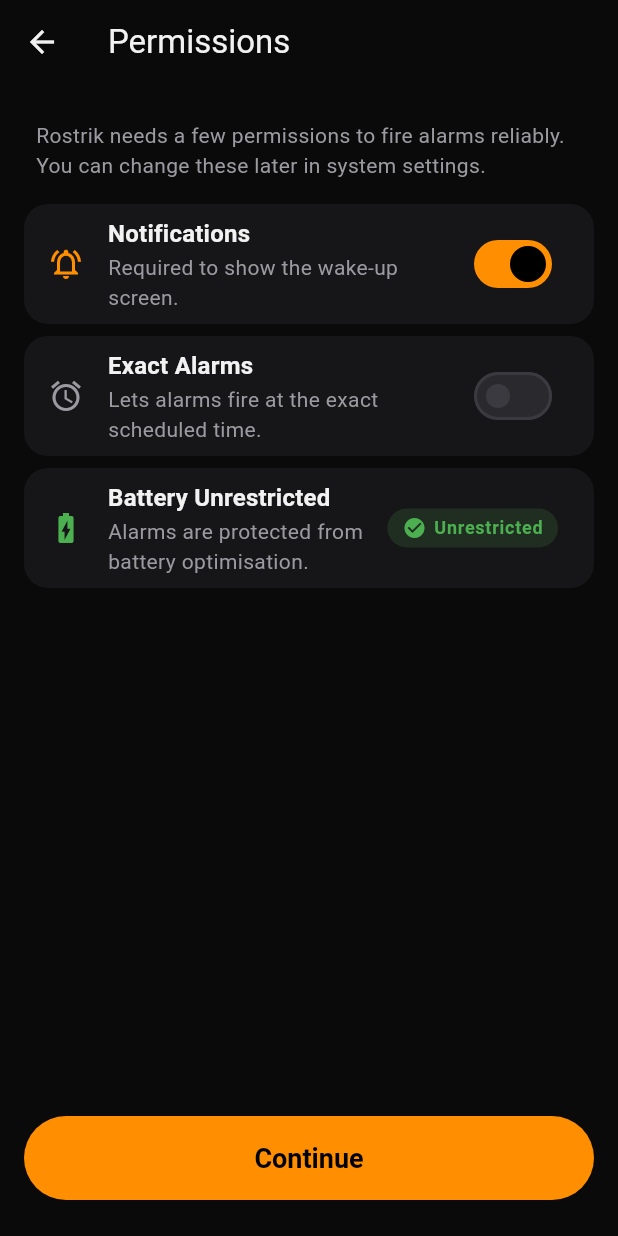
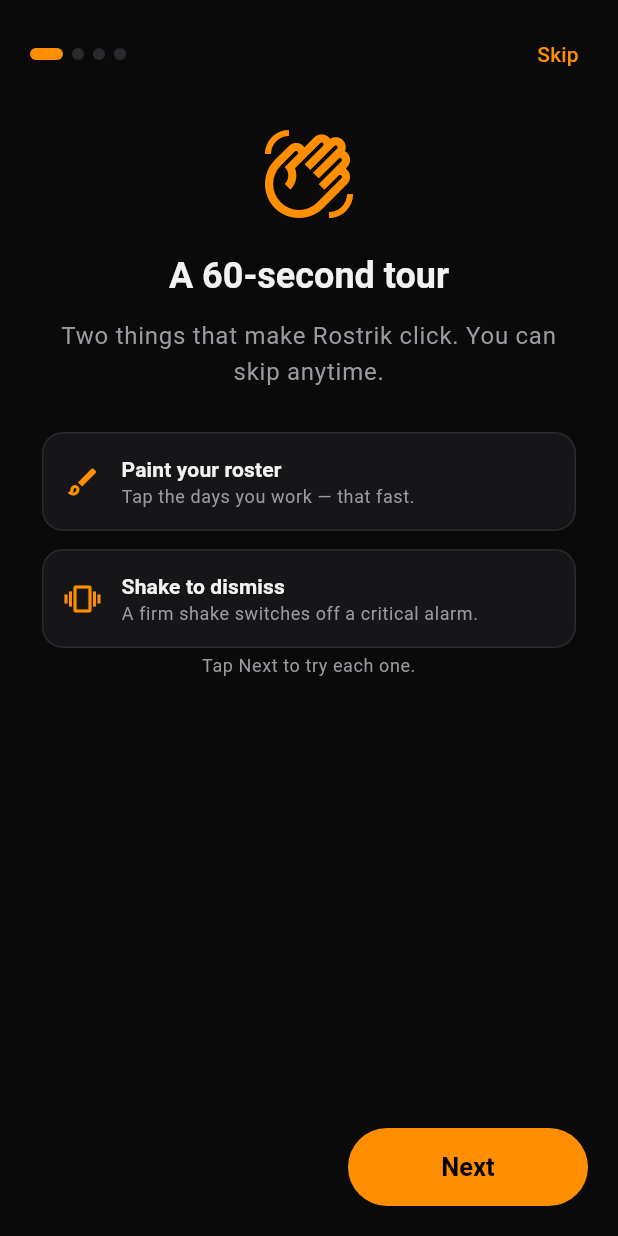
Before and after one commit to bingledew93-dotcom/rostrik_mvp, a Flutter app: the OnboardingFlow widget shown alone on an empty page, opened directly, after a tap on "Get Started", on a phone screen of 412 x 824 dp. Run offline on Flutter 3.47's test engine with Material 3 defaults, Android fonts, the phone set to English and light mode, and no system bars; our stand-ins replace file_picker, hive_ce, hive_ce_flutter, image_cropper, image_picker, permission_handler and 4 more; missing offline and left inert: google_mlkit_text_recognition; accounts and stored records are empty.

Commit message:
Phase 4: interactive first-launch walkthrough (paint + shake-to-dismiss)
A brief, skippable tour that teaches the two gestures new users miss: painting
a roster and the sustained shake that dismisses a Critical-Shift alarm.

- lib/ui/onboarding/walkthrough_flow.dart — reusable WalkthroughFlow: intro →
  interactive painter PRACTICE grid (a throwaway week the user taps to paint a
  Day block, with live feedback; creates no roster/Hive data) → shake TEST-RUN
  that reuses the real ShakeToDismiss widget so the user practises the exact
  sustained-shake gesture, lit up with a "You've got it" success state instead
  of dismissing anything → done. One onFinish covers every exit (the ✕/Skip and
  the final Done), and the shake stream/clock are injectable for tests
  (mirroring ShakeToDismiss), so it drops cleanly into both hosts below.

- Onboarding: inserted as a skippable step right after Welcome (Welcome →
  Walkthrough → Permissions → Roster type → Pattern picker). Skip and Done both
  advance via _next; no roster/alarm side effects.

- Settings → HELP → "How it works" replays the SAME WalkthroughFlow as a pushed
  route (onFinish pops), so users can revisit it anytime.

Pure Flutter — no native changes. The shake lesson runs entirely in-process via
sensors_plus + the existing pure SustainedShakeDetector; no real alarm is fired.

Tests: walkthrough page nav, the practice grid painting + feedback, an
end-to-end sustained-shake completion driven through the real detector, and
Skip/Done both firing onFinish. Suite green (850), analyzer clean.

Co-Authored-By: Claude Opus 4.8 <noreply@anthropic.com>

```diff
--- a/lib/ui/onboarding/onboarding_flow.dart
+++ b/lib/ui/onboarding/onboarding_flow.dart
@@ -8,6 +8,7 @@ import 'onboarding_state.dart';
 import 'pattern_picker_onboarding_screen.dart';
 import 'permissions_screen.dart';
 import 'roster_type_screen.dart';
+import 'walkthrough_flow.dart';
 import 'welcome_screen.dart';
 
 /// Hive box key the first-launch gate reads to decide whether to show
@@ -39,9 +40,9 @@ class _OnboardingFlowState extends State<OnboardingFlow> {
   int _step = 0;
 
   void _next() => setState(() => _step += 1);
-  void _back() => setState(() => _step = (_step - 1).clamp(0, 3));
+  void _back() => setState(() => _step = (_step - 1).clamp(0, 4));
 
-  /// Custom-card path on step 3. Skips the preset picker entirely —
+  /// Custom-card path from the roster-type step. Skips the preset picker —
   /// pushes [CustomBuilderScreen] directly. If the user generates a
   /// roster there (the screen pops `true`), we route to the final "Arm
   /// your alarms" step (same as the preset path) so a custom roster also
@@ -84,11 +85,17 @@ class _OnboardingFlowState extends State<OnboardingFlow> {
         // can build them later from Manage + Settings.
         return WelcomeScreen(onContinue: _next, onSkip: _complete);
       case 1:
+        // Brief, skippable interactive tour (paint a roster + shake-to-dismiss
+        // practice). Both the ✕/Skip and the final Done advance to permissions
+        // via `_next` — no roster/alarm side effects, purely educational. The
+        // same widget is reachable later from Settings → Help.
+        return WalkthroughFlow(onFinish: _next);
+      case 2:
         return PermissionsScreen(
           onBack: _back,
           onContinue: _next,
         );
-      case 2:
+      case 3:
         return RosterTypeScreen(
           selected: _state.rosterType,
           onSelect: (t) => setState(() => _state.rosterType = t),
@@ -96,9 +103,9 @@ class _OnboardingFlowState extends State<OnboardingFlow> {
           onBack: _back,
           onContinue: _next,
         );
-      case 3:
+      case 4:
         return PatternPickerOnboardingScreen(
-          // `rosterType` is guaranteed non-null by the step-3 Continue
+          // `rosterType` is guaranteed non-null by the roster-type Continue
           // gate (which only enables for day / night / rotating).
           rosterType: _state.rosterType!,
           onBack: _back,
--- /dev/null
+++ b/lib/ui/onboarding/walkthrough_flow.dart
@@ -0,0 +1,506 @@
+import 'package:flutter/material.dart';
+
+import '../../data/models/shift_type.dart';
+import '../critical_dismiss_controls.dart';
+import '../roster/shift_visuals.dart';
+
+/// The Phase-4 interactive walkthrough: a brief, skippable tour that teaches the
+/// two gestures that make Rostrik click — **painting a roster** (the shift-block
+/// painter) and the **sustained shake** that dismisses a Critical-Shift alarm.
+///
+/// Deliberately self-contained and side-effect-free: the painter lesson is a
+/// throwaway practice grid (no roster/Hive writes), and the shake lesson reuses
+/// the real [ShakeToDismiss] widget so the user practises the exact gesture the
+/// wake screen uses — but here it just lights up a "You've got it" state.
+///
+/// One [onFinish] callback covers every exit (the close ✕, "Skip", and the final
+/// "Done"), so the same widget drops into first-launch onboarding (where
+/// [onFinish] steps the flow forward) AND a Settings replay (where it pops the
+/// pushed route). The shake stream/clock are injectable for deterministic
+/// widget tests, mirroring [ShakeToDismiss].
+class WalkthroughFlow extends StatefulWidget {
+  const WalkthroughFlow({
+    super.key,
+    required this.onFinish,
+    this.shakeMagnitudeStream,
+    this.shakeClock,
+  });
+
+  /// Called on any exit — the ✕/Skip affordance and the final Done button.
+  /// Onboarding wires this to "advance"; a Settings replay wires it to "pop".
+  final VoidCallback onFinish;
+
+  /// Forwarded to [ShakeToDismiss] — injected so tests drive the shake lesson
+  /// without a device.
+  final Stream<double>? shakeMagnitudeStream;
+  final DateTime Function()? shakeClock;
+
+  @override
+  State<WalkthroughFlow> createState() => _WalkthroughFlowState();
+}
+
+class _WalkthroughFlowState extends State<WalkthroughFlow> {
+  final PageController _controller = PageController();
+  int _page = 0;
+
+  static const _pageCount = 4;
+
+  void _goTo(int page) {
+    _controller.animateToPage(
+      page,
+      duration: const Duration(milliseconds: 280),
+      curve: Curves.easeInOut,
+    );
+  }
+
+  void _next() {
+    if (_page >= _pageCount - 1) {
+      widget.onFinish();
+      return;
+    }
+    _goTo(_page + 1);
+  }
+
+  @override
+  void dispose() {
+    _controller.dispose();
+    super.dispose();
+  }
+
+  @override
+  Widget build(BuildContext context) {
+    final isLast = _page == _pageCount - 1;
+    return Scaffold(
+      body: SafeArea(
+        child: Column(
+          children: [
+            // Top bar: page dots + a close/skip affordance (both exit the tour).
+            Padding(
+              padding: const EdgeInsets.fromLTRB(20, 12, 8, 4),
+              child: Row(
+                children: [
+                  _PageDots(count: _pageCount, active: _page),
+                  const Spacer(),
+                  TextButton(
+                    key: const ValueKey('walkthrough-skip'),
+                    onPressed: widget.onFinish,
+                    child: Text(isLast ? 'Close' : 'Skip'),
+                  ),
+                ],
+              ),
+            ),
+            Expanded(
+              child: PageView(
+                controller: _controller,
+                onPageChanged: (p) => setState(() => _page = p),
+                children: [
+                  const _IntroPage(),
+                  const _PainterPracticePage(),
+                  _ShakePracticePage(
+                    magnitudeStream: widget.shakeMagnitudeStream,
+                    clock: widget.shakeClock,
+                  ),
+                  const _DonePage(),
+                ],
+              ),
+            ),
+            // Bottom nav: Back (past the first page) + primary Next/Done.
+            Padding(
+              padding: const EdgeInsets.fromLTRB(20, 8, 20, 20),
+              child: Row(
+                children: [
+                  if (_page > 0)
+                    TextButton(
+                      key: const ValueKey('walkthrough-back'),
+                      onPressed: () => _goTo(_page - 1),
+                      child: const Text('Back'),
+                    ),
+                  const Spacer(),
+                  SizedBox(
+                    height: 52,
+                    width: 160,
+                    child: FilledButton(
+                      key: ValueKey(
+                        isLast ? 'walkthrough-done' : 'walkthrough-next',
+                      ),
+                      onPressed: _next,
+                      style: FilledButton.styleFrom(
+                        shape: RoundedRectangleBorder(
+                          borderRadius: BorderRadius.circular(26),
+                        ),
+                        textStyle: const TextStyle(
+                          fontSize: 17,
+                          fontWeight: FontWeight.w600,
+                        ),
+                      ),
+                      child: Text(isLast ? 'Done' : 'Next'),
+                    ),
+                  ),
+                ],
+              ),
+            ),
+          ],
+        ),
+      ),
+    );
+  }
+}
+
+class _PageDots extends StatelessWidget {
+  const _PageDots({required this.count, required this.active});
+
+  final int count;
+  final int active;
+
+  @override
+  Widget build(BuildContext context) {
+    final scheme = Theme.of(context).colorScheme;
+    return Row(
+      children: [
+        for (var i = 0; i < count; i++) ...[
+          if (i > 0) const SizedBox(width: 6),
+          Container(
+            width: i == active ? 22 : 8,
+            height: 8,
+            decoration: BoxDecoration(
+              color: i == active
+                  ? scheme.primary
+                  : scheme.surfaceContainerHighest,
+              borderRadius: BorderRadius.circular(4),
+            ),
+          ),
+        ],
+      ],
+    );
+  }
+}
+
+/// Shared page scaffold: centred icon, title, body, and an optional interactive
+/// slot below.
+class _LessonPage extends StatelessWidget {
+  const _LessonPage({
+    required this.icon,
+    required this.title,
+    required this.body,
+    this.child,
+  });
+
+  final IconData icon;
+  final String title;
+  final String body;
+  final Widget? child;
+
+  @override
+  Widget build(BuildContext context) {
+    final theme = Theme.of(context);
+    return SingleChildScrollView(
+      padding: const EdgeInsets.symmetric(horizontal: 28, vertical: 12),
+      child: Column(
+        crossAxisAlignment: CrossAxisAlignment.stretch,
+        children: [
+          const SizedBox(height: 8),
+          Icon(icon, size: 64, color: theme.colorScheme.primary),
+          const SizedBox(height: 20),
+          Text(
+            title,
+            textAlign: TextAlign.center,
+            style: theme.textTheme.headlineSmall?.copyWith(
+              fontWeight: FontWeight.w700,
+            ),
+          ),
+          const SizedBox(height: 12),
+          Text(
+            body,
+            textAlign: TextAlign.center,
+            style: theme.textTheme.bodyLarge?.copyWith(
+              color: theme.colorScheme.onSurfaceVariant,
+            ),
+          ),
+          if (child != null) ...[
+            const SizedBox(height: 28),
+            child!,
+          ],
+        ],
+      ),
+    );
+  }
+}
+
+class _IntroPage extends StatelessWidget {
+  const _IntroPage();
+
+  @override
+  Widget build(BuildContext context) {
+    final theme = Theme.of(context);
+    return _LessonPage(
+      icon: Icons.waving_hand_outlined,
+      title: 'A 60-second tour',
+      body: 'Two things that make Rostrik click. You can skip anytime.',
+      child: Column(
+        children: [
+          _FeatureRow(
+            icon: Icons.brush_outlined,
+            label: 'Paint your roster',
+            detail: 'Tap the days you work — that fast.',
+          ),
+          const SizedBox(height: 12),
+          _FeatureRow(
+            icon: Icons.vibration,
+            label: 'Shake to dismiss',
+            detail: 'A firm shake switches off a critical alarm.',
+          ),
+          const SizedBox(height: 4),
+          Text(
+            'Tap Next to try each one.',
+            textAlign: TextAlign.center,
+            style: theme.textTheme.bodySmall?.copyWith(
+              color: theme.colorScheme.onSurfaceVariant,
+            ),
+          ),
+        ],
+      ),
+    );
+  }
+}
+
+class _FeatureRow extends StatelessWidget {
+  const _FeatureRow({
+    required this.icon,
+    required this.label,
+    required this.detail,
+  });
+
+  final IconData icon;
+  final String label;
+  final String detail;
+
+  @override
+  Widget build(BuildContext context) {
+    final theme = Theme.of(context);
+    return Container(
+      padding: const EdgeInsets.all(14),
+      decoration: BoxDecoration(
+        color: theme.colorScheme.surfaceContainer,
+        borderRadius: BorderRadius.circular(14),
+        border: Border.all(color: theme.colorScheme.outlineVariant),
+      ),
+      child: Row(
+        children: [
+          Icon(icon, color: theme.colorScheme.primary),
+          const SizedBox(width: 14),
+          Expanded(
+            child: Column(
+              crossAxisAlignment: CrossAxisAlignment.start,
+              children: [
+                Text(
+                  label,
+                  style: theme.textTheme.titleSmall
+                      ?.copyWith(fontWeight: FontWeight.w700),
+                ),
+                Text(
+                  detail,
+                  style: theme.textTheme.bodySmall?.copyWith(
+                    color: theme.colorScheme.onSurfaceVariant,
+                  ),
+                ),
+              ],
+            ),
+          ),
+        ],
+      ),
+    );
+  }
+}
+
+/// Interactive practice grid — a throwaway week the user paints on to learn the
+/// gesture. No data leaves this widget.
+class _PainterPracticePage extends StatefulWidget {
+  const _PainterPracticePage();
+
+  @override
+  State<_PainterPracticePage> createState() => _PainterPracticePageState();
+}
+
+class _PainterPracticePageState extends State<_PainterPracticePage> {
+  static const _labels = ['M', 'T', 'W', 'T', 'F', 'S', 'S'];
+  final Set<int> _painted = {};
+
+  void _toggle(int i) => setState(() {
+        _painted.contains(i) ? _painted.remove(i) : _painted.add(i);
+      });
+
+  @override
+  Widget build(BuildContext context) {
+    final theme = Theme.of(context);
+    final dayColor = visualFor(ShiftType.day).color;
+    final count = _painted.length;
+    final feedback = count == 0
+        ? 'Tap a day to paint a Day shift onto it.'
+        : 'Nice! ${count == 1 ? 'That day is' : 'Those $count days are'} a '
+            'Day block. Untapped days stay Off — that easy.';
+
+    return _LessonPage(
+      icon: Icons.brush_outlined,
+      title: 'Paint your roster',
+      body: 'Tap the days you work. In the real builder you can add more '
+          'blocks (afternoons, nights) the same way.',
+      child: Column(
+        children: [
+          Row(
+            mainAxisAlignment: MainAxisAlignment.spaceBetween,
+            children: [
+              for (var i = 0; i < _labels.length; i++)
+                _PracticeCell(
+                  key: ValueKey('practice-day-$i'),
+                  label: _labels[i],
+                  painted: _painted.contains(i),
+                  color: dayColor,
+                  onTap: () => _toggle(i),
+                ),
+            ],
+          ),
+          const SizedBox(height: 20),
+          Text(
+            feedback,
+            key: const ValueKey('practice-feedback'),
+            textAlign: TextAlign.center,
+            style: theme.textTheme.bodyMedium?.copyWith(
+              color: count == 0
+                  ? theme.colorScheme.onSurfaceVariant
+                  : theme.colorScheme.primary,
+              fontWeight: count == 0 ? FontWeight.w400 : FontWeight.w600,
+            ),
+          ),
+        ],
+      ),
+    );
+  }
+}
+
+class _PracticeCell extends StatelessWidget {
+  const _PracticeCell({
+    super.key,
+    required this.label,
+    required this.painted,
+    required this.color,
+    required this.onTap,
+  });
+
+  final String label;
+  final bool painted;
+  final Color color;
+  final VoidCallback onTap;
+
+  @override
+  Widget build(BuildContext context) {
+    final theme = Theme.of(context);
+    return InkWell(
+      onTap: onTap,
+      borderRadius: BorderRadius.circular(10),
+      child: AnimatedContainer(
+        duration: const Duration(milliseconds: 150),
+        width: 38,
+        height: 52,
+        decoration: BoxDecoration(
+          color: painted
+              ? color.withValues(alpha: 0.9)
+              : theme.colorScheme.surfaceContainerHighest,
+          borderRadius: BorderRadius.circular(10),
+          border: Border.all(
+            color: painted ? color : theme.colorScheme.outlineVariant,
+            width: painted ? 2 : 1,
+          ),
+        ),
+        alignment: Alignment.center,
+        child: Text(
+          label,
+          style: theme.textTheme.titleSmall?.copyWith(
+            color: painted ? Colors.black : theme.colorScheme.onSurfaceVariant,
+            fontWeight: FontWeight.w700,
+          ),
+        ),
+      ),
+    );
+  }
+}
+
+/// Shake practice — reuses the real [ShakeToDismiss]; on completion it swaps to
+/// a success state instead of dismissing anything.
+class _ShakePracticePage extends StatefulWidget {
+  const _ShakePracticePage({this.magnitudeStream, this.clock});
+
+  final Stream<double>? magnitudeStream;
+  final DateTime Function()? clock;
+
+  @override
+  State<_ShakePracticePage> createState() => _ShakePracticePageState();
+}
+
+class _ShakePracticePageState extends State<_ShakePracticePage> {
+  bool _done = false;
+
+  Future<void> _onShaken() async {
+    if (!mounted) return;
+    setState(() => _done = true);
+  }
+
+  @override
+  Widget build(BuildContext context) {
+    final theme = Theme.of(context);
+    return _LessonPage(
+      icon: Icons.vibration,
+      title: 'Shake to dismiss',
+      body: 'Critical-Shift alarms need a firm, steady shake to switch off, so '
+          'a half-asleep tap can’t. Give it a go — shake your phone.',
+      child: _done
+          ? Container(
+              key: const ValueKey('shake-success'),
+              padding: const EdgeInsets.all(18),
+              decoration: BoxDecoration(
+                color: theme.colorScheme.primary.withValues(alpha: 0.14),
+                borderRadius: BorderRadius.circular(16),
+                border: Border.all(color: theme.colorScheme.primary),
+              ),
+              child: Column(
+                children: [
+                  Icon(Icons.check_circle,
+                      color: theme.colorScheme.primary, size: 40),
+                  const SizedBox(height: 10),
+                  Text(
+                    'You’ve got it!',
+                    style: theme.textTheme.titleMedium
+                        ?.copyWith(fontWeight: FontWeight.w700),
+                  ),
+                  const SizedBox(height: 4),
+                  Text(
+                    'That’s exactly how you’ll silence a critical alarm.',
+                    textAlign: TextAlign.center,
+                    style: theme.textTheme.bodySmall?.copyWith(
+                      color: theme.colorScheme.onSurfaceVariant,
+                    ),
+                  ),
+                ],
+              ),
+            )
+          : ShakeToDismiss(
+              onDismissed: _onShaken,
+              magnitudeStream: widget.magnitudeStream,
+              clock: widget.clock,
+            ),
+    );
+  }
+}
+
+class _DonePage extends StatelessWidget {
+  const _DonePage();
+
+  @override
+  Widget build(BuildContext context) {
+    return const _LessonPage(
+      icon: Icons.check_circle_outline,
+      title: 'You’re all set',
+      body: 'Build a roster anytime from Manage, and revisit this tour from '
+          'Settings → Help whenever you like.',
+    );
+  }
+}
```
Also changed, not shown: lib/ui/settings_screen.dart (+48 -0 lines), 1 other file.
